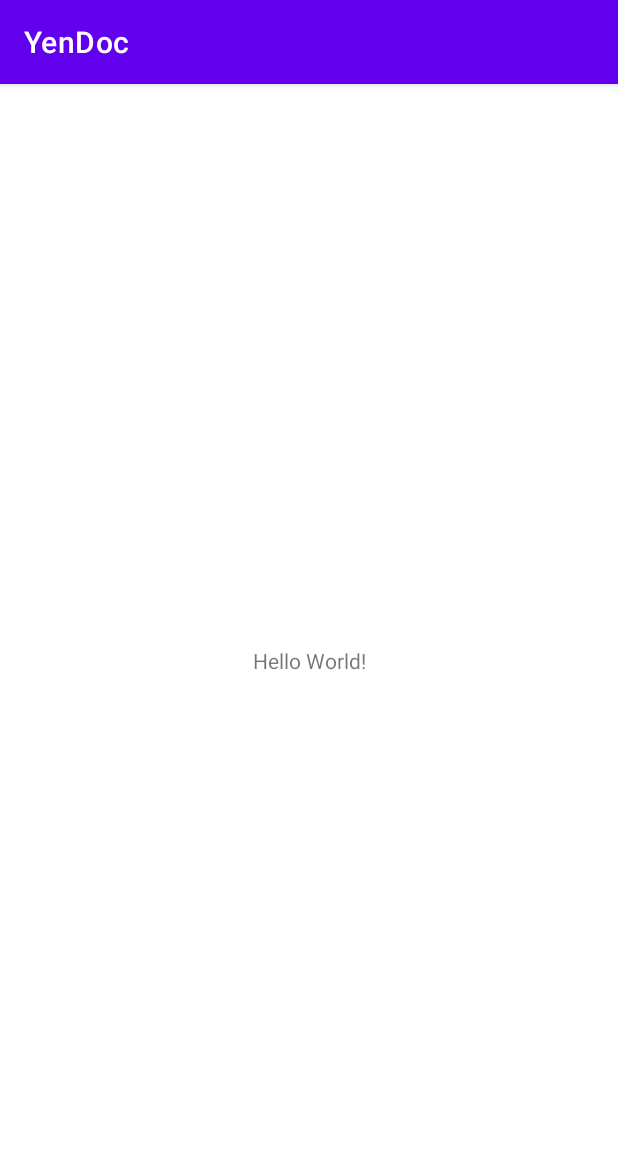
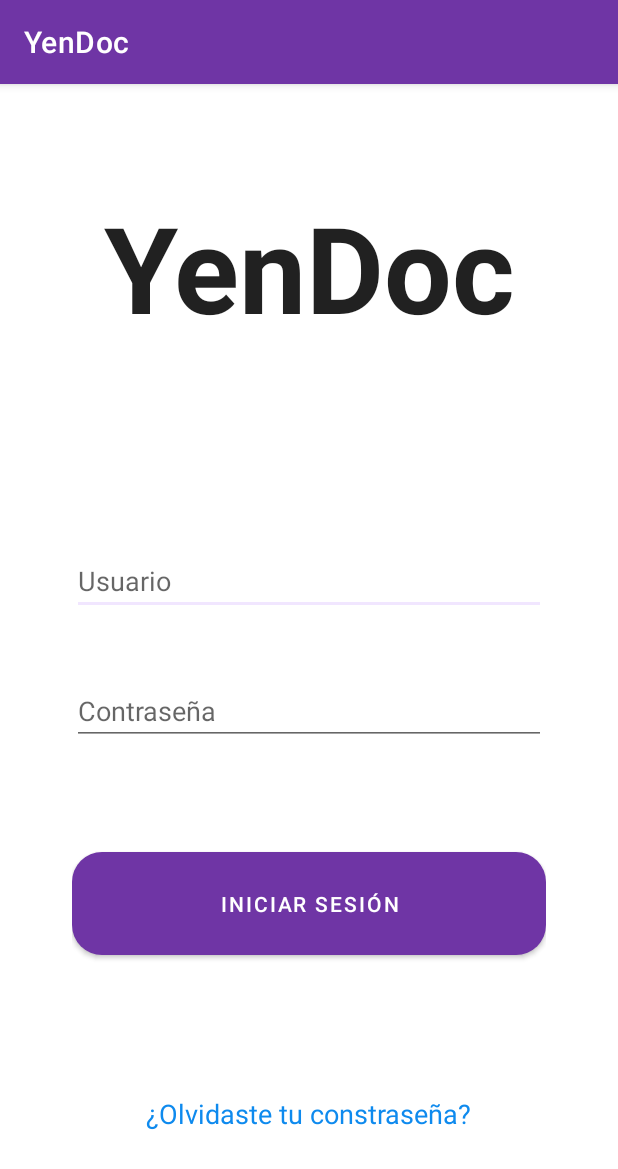
Before and after one commit to UTN-FRBA-Mobile/YenDoc, an Android app: the screen it shows after launch (MainActivity), on a phone screen of 412 x 824 dp. Shown: the top 1169 px of the screen. Run offline under Robolectric (Android 15) with nearby library versions, the phone set to English and light mode, and no system bars.

Commit message:
fragment_login

```diff
--- a/app/build.gradle
+++ b/app/build.gradle
@@ -37,7 +37,10 @@ dependencies {
     implementation 'androidx.appcompat:appcompat:1.3.1'
     implementation 'com.google.android.material:material:1.4.0'
     implementation 'androidx.constraintlayout:constraintlayout:2.1.0'
+    implementation 'androidx.legacy:legacy-support-v4:1.0.0'
     testImplementation 'junit:junit:4.+'
     androidTestImplementation 'androidx.test.ext:junit:1.1.3'
     androidTestImplementation 'androidx.test.espresso:espresso-core:3.4.0'
+    implementation("androidx.navigation:navigation-fragment-ktx:2.3.5")
+    implementation("androidx.navigation:navigation-ui-ktx:2.3.5")
 }
--- a/app/src/main/java/ar/yendoc/MainActivity.kt
+++ b/app/src/main/java/ar/yendoc/MainActivity.kt
@@ -6,6 +6,8 @@ import android.os.Bundle
 class MainActivity : AppCompatActivity() {
     override fun onCreate(savedInstanceState: Bundle?) {
         super.onCreate(savedInstanceState)
-        setContentView(R.layout.activity_main)
+        setContentView(R.layout.fragment_login)
     }
+
+
 }
--- /dev/null
+++ b/app/src/main/res/drawable/rounded_corners.xml
@@ -0,0 +1,15 @@
+<?xml version="1.0" encoding="utf-8"?>
+<selector xmlns:android="http://schemas.android.com/apk/res/android">
+    <item>
+        <shape android:shape="rectangle">
+            <corners android:radius="20dp" />
+            <solid android:color="#FF6F35A5"></solid>
+        </shape>
+    </item>
+    <item android:state_pressed="true">
+        <shape android:shape="rectangle">
+            <corners android:radius="24dp" />
+            <solid android:color="#FFF1E6FF"></solid>
+        </shape>
+    </item>
+</selector>
--- a/app/src/main/res/layout/activity_main.xml
+++ b/app/src/main/res/layout/activity_main.xml
@@ -6,13 +6,5 @@
     android:layout_height="match_parent"
     tools:context=".MainActivity">
 
-    <TextView
-        android:layout_width="wrap_content"
-        android:layout_height="wrap_content"
-        android:text="Hello World!"
-        app:layout_constraintBottom_toBottomOf="parent"
-        app:layout_constraintLeft_toLeftOf="parent"
-        app:layout_constraintRight_toRightOf="parent"
-        app:layout_constraintTop_toTopOf="parent" />
 
 </androidx.constraintlayout.widget.ConstraintLayout>
--- /dev/null
+++ b/app/src/main/res/layout/fragment_login.xml
@@ -0,0 +1,75 @@
+<?xml version="1.0" encoding="utf-8"?>
+<LinearLayout xmlns:android="http://schemas.android.com/apk/res/android"
+    android:layout_width="match_parent"
+    android:layout_height="match_parent"
+    android:orientation="vertical"
+    android:padding="48dp">
+
+    <TextView
+        android:id="@+id/texto_conectar"
+        android:layout_width="wrap_content"
+        android:layout_height="wrap_content"
+        android:layout_gravity="center_horizontal"
+        android:layout_weight="1"
+        android:text="@string/nombre_app"
+        android:textStyle="bold"
+        android:textSize="80dp"
+        android:gravity="center"
+        android:textAppearance="?android:attr/textAppearanceLarge" />
+
+    <Space
+        android:layout_width="match_parent"
+        android:layout_height="30dp"
+        android:layout_weight="1" />
+
+    <EditText
+        android:id="@+id/input_usuario"
+        android:layout_width="match_parent"
+        android:layout_height="wrap_content"
+        android:layout_gravity="center_horizontal"
+        android:layout_weight="1"
+        android:gravity="bottom"
+        android:hint="@string/usuario" />
+
+    <EditText
+        android:id="@+id/input_contrasena"
+        android:layout_width="match_parent"
+        android:layout_height="wrap_content"
+        android:layout_gravity="center_horizontal"
+        android:layout_weight="1"
+        android:ems="10"
+        android:gravity="bottom"
+        android:hint="@string/contrasenia"
+        android:inputType="textPassword" />
+
+    <Space
+        android:layout_width="match_parent"
+        android:layout_height="30dp"
+        android:layout_weight="1" />
+
+    <Button
+        android:id="@+id/boton_iniciar_sesion"
+        android:layout_width="match_parent"
+        android:layout_height="wrap_content"
+        android:layout_gravity="center_horizontal"
+        android:layout_weight="0.5"
+        android:background="@drawable/rounded_corners"
+        android:text="@string/iniciar_sesion" />
+
+    <Space
+        android:layout_width="match_parent"
+        android:layout_height="30dp"
+        android:layout_weight="1" />
+
+    <TextView
+        android:id="@+id/texto_olvidaste_contrasena"
+        android:layout_width="wrap_content"
+        android:layout_height="wrap_content"
+        android:layout_gravity="center_horizontal"
+        android:layout_weight="1"
+        android:gravity="center_vertical"
+        android:text="@string/olvidaste_tu_constrasenia"
+        android:textAppearance="?android:attr/textAppearanceMedium"
+        android:textColor="#0E8AEE" />
+
+</LinearLayout>
--- /dev/null
+++ b/app/src/main/res/navigation/nav_graph.xml
@@ -0,0 +1,5 @@
+<?xml version="1.0" encoding="utf-8"?>
+<navigation xmlns:android="http://schemas.android.com/apk/res/android"
+    xmlns:app="http://schemas.android.com/apk/res-auto"
+    xmlns:tools="http://schemas.android.com/tools"
+    android:id="@+id/nav_graph"/>
--- a/app/src/main/res/values-night/themes.xml
+++ b/app/src/main/res/values-night/themes.xml
@@ -2,12 +2,12 @@
     <!-- Base application theme. -->
     <style name="Theme.YenDoc" parent="Theme.MaterialComponents.DayNight.DarkActionBar">
         <!-- Primary brand color. -->
-        <item name="colorPrimary">@color/purple_200</item>
-        <item name="colorPrimaryVariant">@color/purple_700</item>
+        <item name="colorPrimary">@color/primary</item>
+        <item name="colorPrimaryVariant">@color/primary</item>
         <item name="colorOnPrimary">@color/black</item>
         <!-- Secondary brand color. -->
-        <item name="colorSecondary">@color/teal_200</item>
-        <item name="colorSecondaryVariant">@color/teal_200</item>
+        <item name="colorSecondary">@color/secondary</item>
+        <item name="colorSecondaryVariant">@color/secondary</item>
         <item name="colorOnSecondary">@color/black</item>
         <!-- Status bar color. -->
         <item name="android:statusBarColor" tools:targetApi="l">?attr/colorPrimaryVariant</item>
--- a/app/src/main/res/values/colors.xml
+++ b/app/src/main/res/values/colors.xml
@@ -7,4 +7,6 @@
     <color name="teal_700">#FF018786</color>
     <color name="black">#FF000000</color>
     <color name="white">#FFFFFFFF</color>
+    <color name="primary">#FF6F35A5</color>
+    <color name="secondary">#FFF1E6FF</color>
 </resources>
--- a/app/src/main/res/values/strings.xml
+++ b/app/src/main/res/values/strings.xml
@@ -1,3 +1,10 @@
 <resources>
     <string name="app_name">YenDoc</string>
+    <string name="usuario">Usuario</string>
+    <string name="contrasenia">Contraseña</string>
+    <string name="iniciar_sesion">Iniciar Sesión</string>
+    <string name="olvidaste_tu_constrasenia">¿Olvidaste tu constraseña?</string>
+    <string name="nombre_app">YenDoc</string>
+    <!-- TODO: Remove or change this placeholder text -->
+    <string name="hello_blank_fragment">Hello blank fragment</string>
 </resources>
--- a/app/src/main/res/values/themes.xml
+++ b/app/src/main/res/values/themes.xml
@@ -2,12 +2,12 @@
     <!-- Base application theme. -->
     <style name="Theme.YenDoc" parent="Theme.MaterialComponents.DayNight.DarkActionBar">
         <!-- Primary brand color. -->
-        <item name="colorPrimary">@color/purple_500</item>
-        <item name="colorPrimaryVariant">@color/purple_700</item>
+        <item name="colorPrimary">@color/primary</item>
+        <item name="colorPrimaryVariant">@color/primary</item>
         <item name="colorOnPrimary">@color/white</item>
         <!-- Secondary brand color. -->
-        <item name="colorSecondary">@color/teal_200</item>
-        <item name="colorSecondaryVariant">@color/teal_700</item>
+        <item name="colorSecondary">@color/secondary</item>
+        <item name="colorSecondaryVariant">@color/secondary</item>
         <item name="colorOnSecondary">@color/black</item>
         <!-- Status bar color. -->
         <item name="android:statusBarColor" tools:targetApi="l">?attr/colorPrimaryVariant</item>
```
